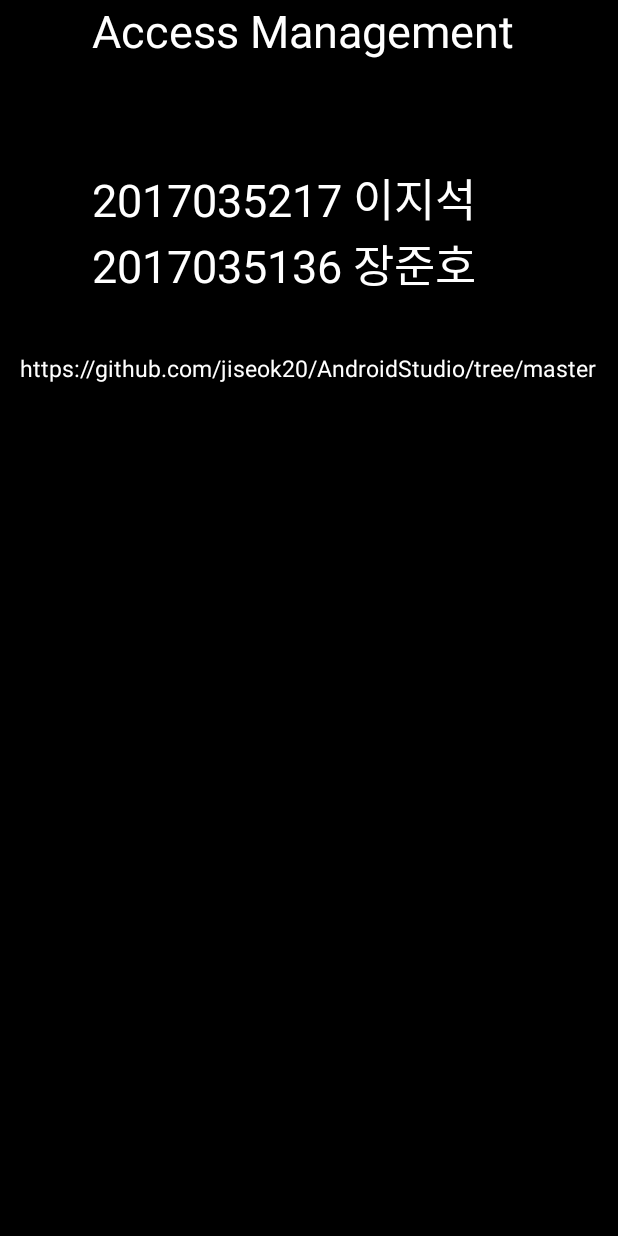
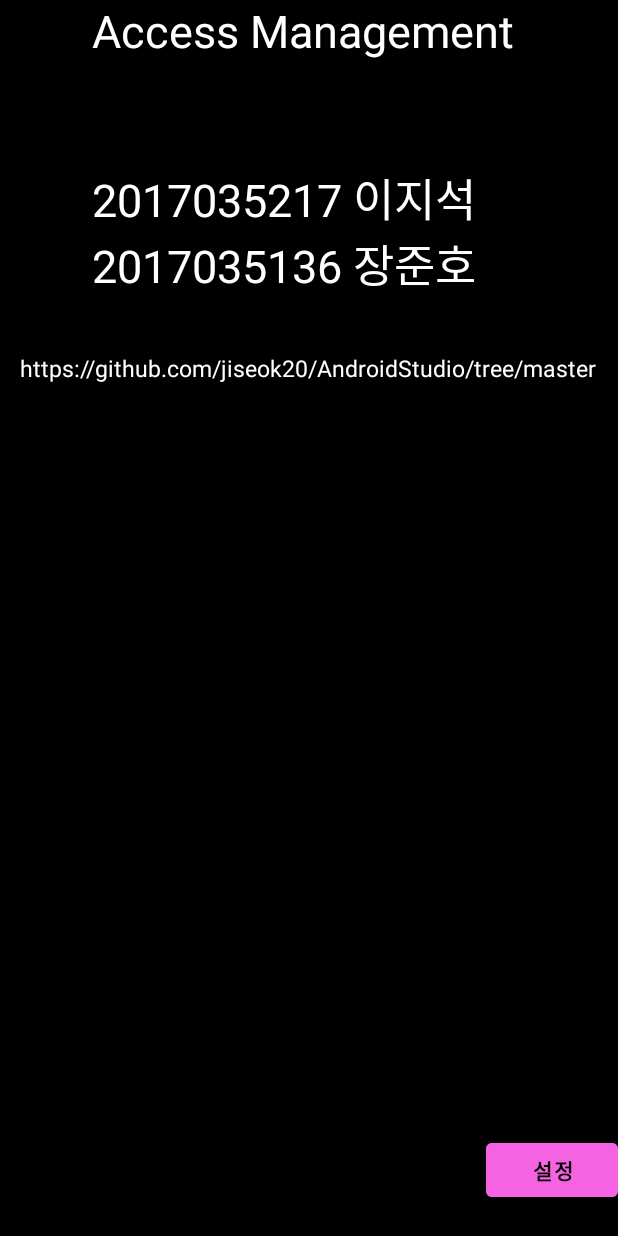
Before and after one commit to jiseok20/AndroidStudio, an Android app: the CreditActivity screen opened directly, with no data from a screen before it, on a phone screen of 412 x 824 dp. Run offline under Robolectric (Android 15) with nearby library versions, the phone set to English and light mode, and no system bars.

Commit message:
edit detail

```diff
--- a/TEST4/app/src/main/java/com/example/test4/CreditActivity.java
+++ b/TEST4/app/src/main/java/com/example/test4/CreditActivity.java
@@ -1,8 +1,13 @@
 package com.example.test4;
 import androidx.appcompat.app.AppCompatActivity;
 
+import android.content.Intent;
 import android.os.Bundle;
+import android.widget.Button;
+import android.widget.ImageView;
 import android.widget.TextView;
+
+import com.example.test4.MLKIT.SettingsActivity;
 
 public class CreditActivity extends AppCompatActivity {
     private String str1,str2;
@@ -20,5 +25,15 @@ public class CreditActivity extends AppCompatActivity {
         makers.setText(str1);
         git_link.setText(str2);
 
+         Button settingsButton = findViewById(R.id.settings_button_X);
+        settingsButton.setOnClickListener(
+                v -> {
+                    Intent intent = new Intent(getApplicationContext(), SettingsActivity.class);
+                    intent.putExtra(
+                            SettingsActivity.EXTRA_LAUNCH_SOURCE,
+                            SettingsActivity.LaunchSource.CAMERAX_LIVE_PREVIEW);
+                    startActivity(intent);
+                });
+
     }
 }
--- a/TEST4/app/src/main/java/com/example/test4/QRScanActivity.java
+++ b/TEST4/app/src/main/java/com/example/test4/QRScanActivity.java
@@ -103,6 +103,7 @@ public class QRScanActivity extends AppCompatActivity implements View.OnClickLis
         if(result != null) {
             if(result.getContents() == null) {
                 Toast.makeText(this, "Cancelled", Toast.LENGTH_LONG).show();
+                finish();
                 // todo
             } else {
                 placeName=result.getContents();
--- a/TEST4/app/src/main/res/layout/activity_credit.xml
+++ b/TEST4/app/src/main/res/layout/activity_credit.xml
@@ -6,6 +6,7 @@
     android:layout_height="match_parent"
     android:background="@color/black"
     android:orientation="vertical"
+
     tools:context=".CreditActivity">
 
     <TextView
@@ -26,4 +27,19 @@
         android:textSize="15sp"
         android:layout_gravity="center"/>
 
+    <Button
+        android:id="@+id/settings_button_X"
+        android:text="설정"
+
+        layout="@layout/settings_style"
+        android:layout_width="wrap_content"
+        android:layout_height="wrap_content"
+        android:layout_gravity="center|right"
+        android:layout_marginTop="500dp"
+        android:textColor="@color/black"
+        android:backgroundTint="#F463E1"
+        android:textStyle="bold"
+        app:layout_constraintRight_toRightOf="@id/preview_view"
+        app:layout_constraintTop_toTopOf="@id/preview_view"/>
+
 </LinearLayout>
--- a/TEST4/app/src/main/res/layout/activity_qrinfo.xml
+++ b/TEST4/app/src/main/res/layout/activity_qrinfo.xml
@@ -10,6 +10,7 @@
         android:layout_width="match_parent"
         android:layout_height="match_parent"
         android:id="@+id/qrcode"
+        android:background="@color/white"
         android:layout_centerVertical="true"
         android:layout_centerHorizontal="true"/>
 
```
Also changed, not shown: TEST4/app/src/main/java/com/example/test4/MLKIT/CameraXLivePreviewActivity.java (+1 -9 lines), TEST4/app/src/main/res/layout/activity_camera_xlive_preview.xml (+1 -7 lines).
